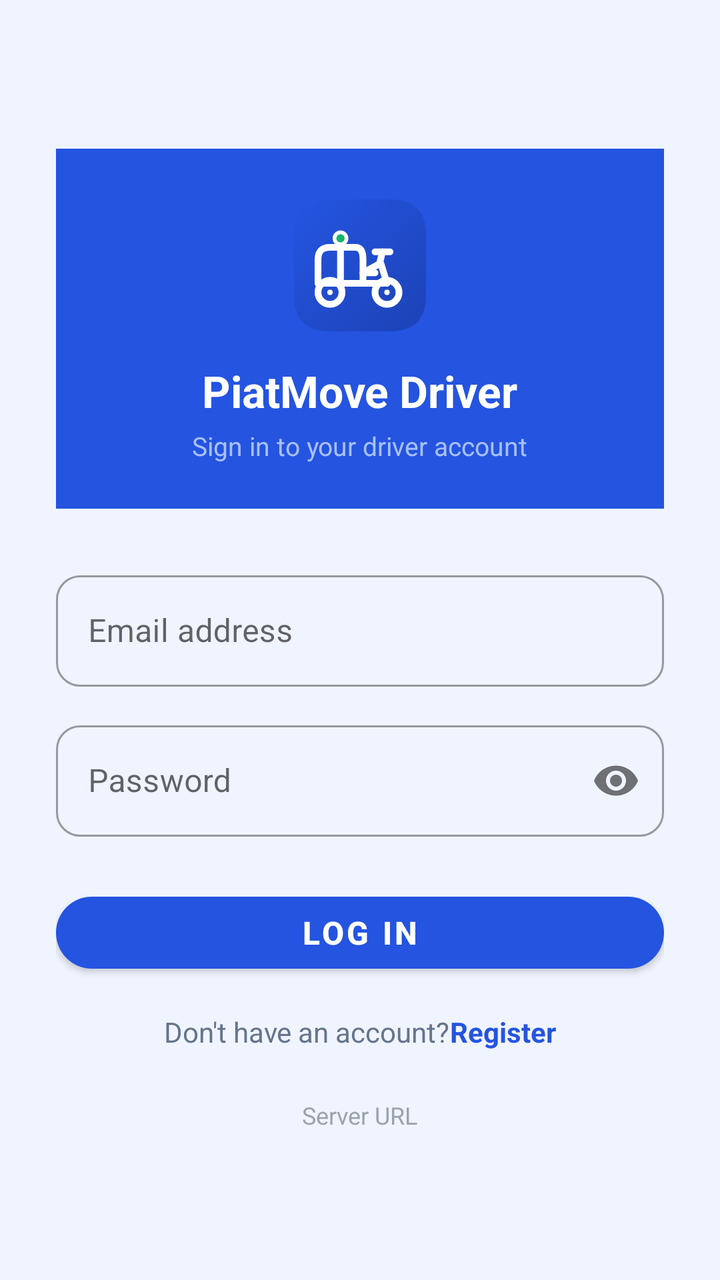
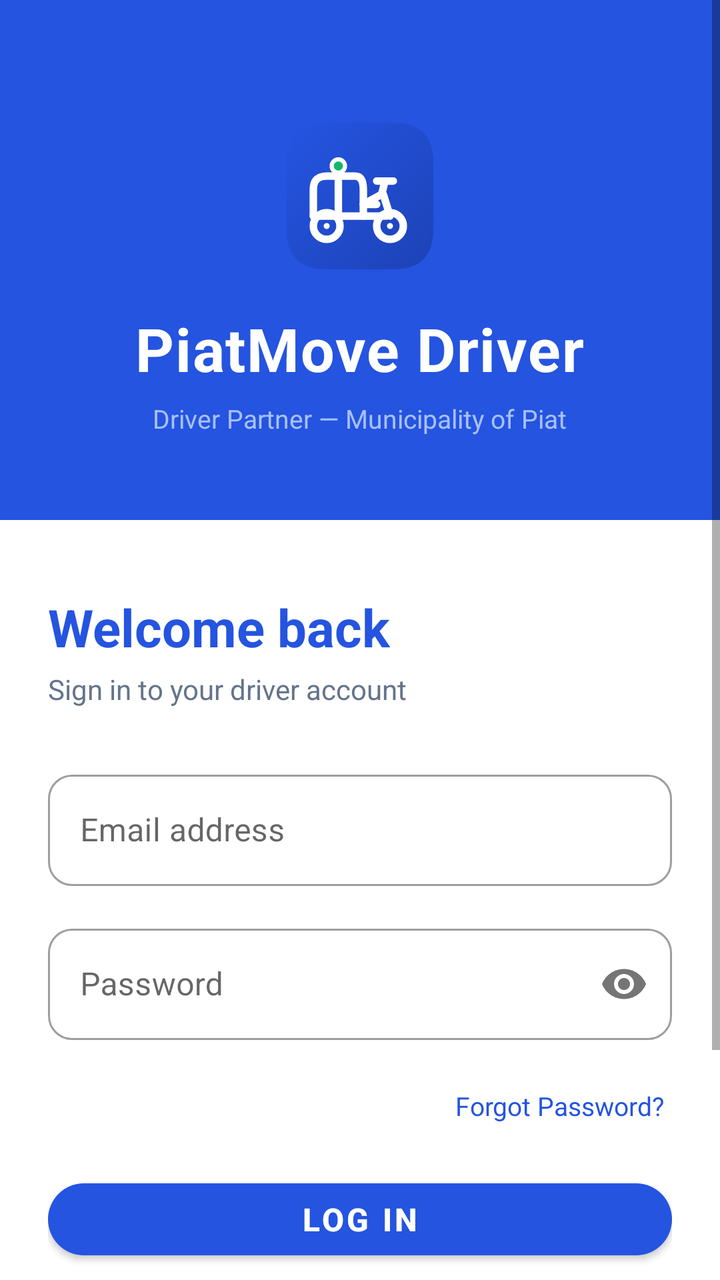

Before-and-after screenshots of an Android layout around one commit, followed by the original layout XML and the change that was made.
<!-- AndroidManifest.xml: application theme Theme.PiatMoveDriver -->
<!-- res/layout/activity_login.xml -->
<?xml version="1.0" encoding="utf-8"?>
<ScrollView xmlns:android="http://schemas.android.com/apk/res/android"
    xmlns:app="http://schemas.android.com/apk/res-auto"
    android:layout_width="match_parent"
    android:layout_height="match_parent"
    android:background="@color/colorBackground"
    android:fillViewport="true">

    <LinearLayout
        android:layout_width="match_parent"
        android:layout_height="wrap_content"
        android:gravity="center"
        android:orientation="vertical"
        android:padding="28dp">

        
        <LinearLayout
            android:layout_width="match_parent"
            android:layout_height="180dp"
            android:gravity="center"
            android:orientation="vertical"
            android:background="@color/colorPrimary"
            android:layout_marginBottom="28dp">

            <ImageView
                android:layout_width="72dp"
                android:layout_height="72dp"
                android:layout_marginBottom="12dp"
                android:src="@drawable/logo_mark"
                android:contentDescription="@string/app_name" />

            <TextView
                android:layout_width="wrap_content"
                android:layout_height="wrap_content"
                android:text="@string/app_name"
                android:textColor="@color/white"
                android:textSize="22sp"
                android:textStyle="bold" />

            <TextView
                android:layout_width="wrap_content"
                android:layout_height="wrap_content"
                android:text="@string/login_subtitle"
                android:textColor="@color/colorHeroSubtitle"
                android:textSize="13sp"
                android:layout_marginTop="4dp" />
        </LinearLayout>

        
        <com.google.android.material.textfield.TextInputLayout
            android:id="@+id/tilEmail"
            style="@style/Widget.MaterialComponents.TextInputLayout.OutlinedBox"
            android:layout_width="match_parent"
            android:layout_height="wrap_content"
            android:layout_marginBottom="14dp"
            android:hint="@string/email_hint"
            app:boxCornerRadiusTopStart="12dp"
            app:boxCornerRadiusTopEnd="12dp"
            app:boxCornerRadiusBottomStart="12dp"
            app:boxCornerRadiusBottomEnd="12dp">
            <com.google.android.material.textfield.TextInputEditText
                android:id="@+id/etEmail"
                android:layout_width="match_parent"
                android:layout_height="wrap_content"
                android:inputType="textEmailAddress" />
        </com.google.android.material.textfield.TextInputLayout>

        
        <com.google.android.material.textfield.TextInputLayout
            android:id="@+id/tilPassword"
            style="@style/Widget.MaterialComponents.TextInputLayout.OutlinedBox"
            android:layout_width="match_parent"
            android:layout_height="wrap_content"
            android:layout_marginBottom="24dp"
            android:hint="@string/password_hint"
            app:passwordToggleEnabled="true"
            app:boxCornerRadiusTopStart="12dp"
            app:boxCornerRadiusTopEnd="12dp"
            app:boxCornerRadiusBottomStart="12dp"
            app:boxCornerRadiusBottomEnd="12dp">
            <com.google.android.material.textfield.TextInputEditText
                android:id="@+id/etPassword"
                android:layout_width="match_parent"
                android:layout_height="wrap_content"
                android:inputType="textPassword" />
        </com.google.android.material.textfield.TextInputLayout>

        <com.google.android.material.button.MaterialButton
            android:id="@+id/btnLogin"
            android:layout_width="match_parent"
            android:layout_height="wrap_content"
            android:layout_marginBottom="16dp"
            android:text="@string/btn_login"
            android:textSize="16sp"
            android:textStyle="bold" />

        <ProgressBar
            android:id="@+id/progressBar"
            android:layout_width="wrap_content"
            android:layout_height="wrap_content"
            android:layout_marginBottom="16dp"
            android:visibility="gone" />

        <LinearLayout
            android:layout_width="wrap_content"
            android:layout_height="wrap_content"
            android:orientation="horizontal">
            <TextView
                android:layout_width="wrap_content"
                android:layout_height="wrap_content"
                android:text="@string/no_account"
                android:textColor="@color/grey_text"
                android:textSize="14sp" />
            <TextView
                android:id="@+id/tvRegister"
                android:layout_width="wrap_content"
                android:layout_height="wrap_content"
                android:text="@string/link_register"
                android:textColor="@color/colorPrimary"
                android:textSize="14sp"
                android:textStyle="bold" />
        </LinearLayout>

        <TextView
            android:id="@+id/tvServerConfig"
            android:layout_width="wrap_content"
            android:layout_height="wrap_content"
            android:layout_marginTop="24dp"
            android:text="@string/server_url_config"
            android:textColor="@color/grey"
            android:textSize="12sp" />

    </LinearLayout>
</ScrollView>
<!-- resources referenced by this layout -->
<resources>
  <color name="colorBackground">#F0F4FF</color>
  <color name="colorHeroSubtitle">#A8C0FF</color>
  <color name="colorPrimary">#2454E0</color>
  <color name="grey">#9CA3AF</color>
  <color name="grey_text">#64748B</color>
  <color name="white">#FFFFFF</color>
  <!-- drawable logo_mark: vector/xml drawable (drawable, 2664 chars, omitted) -->
  <string name="app_name">PiatMove Driver</string>
  <string name="btn_login">Log In</string>
  <string name="email_hint">Email address</string>
  <string name="link_register">Register</string>
  <string name="login_subtitle">Sign in to your driver account</string>
  <string name="no_account">Don\'t have an account? </string>
  <string name="password_hint">Password</string>
  <string name="server_url_config">Server URL</string>
  <style name="Theme.PiatMoveDriver" parent="Theme.MaterialComponents.DayNight.NoActionBar">
          <item name="colorPrimary">@color/colorPrimary</item>
          <item name="colorPrimaryVariant">@color/colorPrimaryDark</item>
          <item name="colorOnPrimary">@color/white</item>
          <item name="colorSecondary">@color/colorAccent</item>
          <item name="colorOnSecondary">@color/white</item>
          <item name="android:statusBarColor">@color/colorPrimaryDark</item>
          <item name="materialButtonStyle">@style/Widget.App.Button</item>
          <item name="materialButtonOutlinedStyle">@style/Widget.App.Button.Outlined</item>
          <item name="shapeAppearanceMediumComponent">@style/ShapeAppearance.App.MediumComponent</item>
      </style>
  <color name="colorPrimaryDark">#1D43B8</color>
  <color name="colorAccent">#12B76A</color>
  <style name="Widget.App.Button" parent="Widget.MaterialComponents.Button">
          <item name="cornerRadius">24dp</item>
          <item name="android:paddingTop">4dp</item>
          <item name="android:paddingBottom">4dp</item>
          <item name="android:minHeight">48dp</item>
      </style>
  <style name="Widget.App.Button.Outlined" parent="Widget.MaterialComponents.Button.OutlinedButton">
          <item name="cornerRadius">24dp</item>
          <item name="android:paddingTop">4dp</item>
          <item name="android:paddingBottom">4dp</item>
          <item name="android:minHeight">48dp</item>
      </style>
  <style name="ShapeAppearance.App.MediumComponent" parent="ShapeAppearance.MaterialComponents.MediumComponent">
          <item name="cornerSize">12dp</item>
      </style>
</resources>

<!-- the commit's change to res/layout/activity_login.xml (unified diff, before → after) -->
@@ -3,29 +3,27 @@
     xmlns:app="http://schemas.android.com/apk/res-auto"
     android:layout_width="match_parent"
     android:layout_height="match_parent"
-    android:background="@color/colorBackground"
+    android:background="@color/colorPrimary"
     android:fillViewport="true">
 
     <LinearLayout
         android:layout_width="match_parent"
         android:layout_height="wrap_content"
-        android:gravity="center"
-        android:orientation="vertical"
-        android:padding="28dp">
+        android:orientation="vertical">
 
         
         <LinearLayout
             android:layout_width="match_parent"
-            android:layout_height="180dp"
+            android:layout_height="260dp"
             android:gravity="center"
             android:orientation="vertical"
-            android:background="@color/colorPrimary"
-            android:layout_marginBottom="28dp">
+            android:paddingTop="48dp"
+            android:paddingBottom="32dp">
 
             <ImageView
-                android:layout_width="72dp"
-                android:layout_height="72dp"
-                android:layout_marginBottom="12dp"
+                android:layout_width="80dp"
+                android:layout_height="80dp"
+                android:layout_marginBottom="16dp"
                 android:src="@drawable/logo_mark"
                 android:contentDescription="@string/app_name" />
 
@@ -34,101 +32,139 @@
                 android:layout_height="wrap_content"
                 android:text="@string/app_name"
                 android:textColor="@color/white"
-                android:textSize="22sp"
+                android:textSize="30sp"
+                android:textStyle="bold"
+                android:letterSpacing="0.02" />
+
+            <TextView
+                android:layout_width="wrap_content"
+                android:layout_height="wrap_content"
+                android:layout_marginTop="6dp"
+                android:text="@string/app_subtitle"
+                android:textColor="@color/colorHeroSubtitle"
+                android:textSize="13sp" />
+        </LinearLayout>
+
+        
+        <LinearLayout
+            android:layout_width="match_parent"
+            android:layout_height="wrap_content"
+            android:background="@color/white"
+            android:orientation="vertical"
+            android:paddingStart="24dp"
+            android:paddingTop="36dp"
+            android:paddingEnd="24dp"
+            android:paddingBottom="40dp">
+
+            <TextView
+                android:layout_width="wrap_content"
+                android:layout_height="wrap_content"
+                android:text="Welcome back"
+                android:textColor="@color/colorPrimary"
+                android:textSize="26sp"
                 android:textStyle="bold" />
 
             <TextView
                 android:layout_width="wrap_content"
                 android:layout_height="wrap_content"
-                android:text="@string/login_subtitle"
-                android:textColor="@color/colorHeroSubtitle"
-                android:textSize="13sp"
-                android:layout_marginTop="4dp" />
-        </LinearLayout>
+                android:layout_marginTop="4dp"
+                android:layout_marginBottom="28dp"
+                android:text="Sign in to your driver account"
+                android:textColor="@color/grey_text"
+                android:textSize="14sp" />
 
-        
-        <com.google.android.material.textfield.TextInputLayout
-            android:id="@+id/tilEmail"
-            style="@style/Widget.MaterialComponents.TextInputLayout.OutlinedBox"
-            android:layout_width="match_parent"
-            android:layout_height="wrap_content"
-            android:layout_marginBottom="14dp"
-            android:hint="@string/email_hint"
-            app:boxCornerRadiusTopStart="12dp"
-            app:boxCornerRadiusTopEnd="12dp"
-            app:boxCornerRadiusBottomStart="12dp"
-            app:boxCornerRadiusBottomEnd="12dp">
-            <com.google.android.material.textfield.TextInputEditText
-                android:id="@+id/etEmail"
+            <com.google.android.material.textfield.TextInputLayout
+                android:id="@+id/tilEmail"
+                style="@style/Widget.MaterialComponents.TextInputLayout.OutlinedBox"
                 android:layout_width="match_parent"
                 android:layout_height="wrap_content"
-                android:inputType="textEmailAddress" />
-        </com.google.android.material.textfield.TextInputLayout>
+                android:layout_marginBottom="16dp"
+                android:hint="@string/email_hint"
+                app:boxCornerRadiusTopStart="12dp"
+                app:boxCornerRadiusTopEnd="12dp"
+                app:boxCornerRadiusBottomStart="12dp"
+                app:boxCornerRadiusBottomEnd="12dp">
+                <com.google.android.material.textfield.TextInputEditText
+                    android:id="@+id/etEmail"
+                    android:layout_width="match_parent"
+                    android:layout_height="wrap_content"
+                    android:imeOptions="actionNext"
+                    android:inputType="textEmailAddress" />
+            </com.google.android.material.textfield.TextInputLayout>
 
-        
-        <com.google.android.material.textfield.TextInputLayout
-            android:id="@+id/tilPassword"
-            style="@style/Widget.MaterialComponents.TextInputLayout.OutlinedBox"
-            android:layout_width="match_parent"
-            android:layout_height="wrap_content"
-            android:layout_marginBottom="24dp"
-            android:hint="@string/password_hint"
-            app:passwordToggleEnabled="true"
-            app:boxCornerRadiusTopStart="12dp"
-            app:boxCornerRadiusTopEnd="12dp"
-            app:boxCornerRadiusBottomStart="12dp"
-            app:boxCornerRadiusBottomEnd="12dp">
-            <com.google.android.material.textfield.TextInputEditText
-                android:id="@+id/etPassword"
+            <com.google.android.material.textfield.TextInputLayout
+                android:id="@+id/tilPassword"
+                style="@style/Widget.MaterialComponents.TextInputLayout.OutlinedBox"
                 android:layout_width="match_parent"
                 android:layout_height="wrap_content"
-                android:inputType="textPassword" />
-        </com.google.android.material.textfield.TextInputLayout>
+                android:layout_marginBottom="20dp"
+                android:hint="@string/password_hint"
+                app:boxCornerRadiusTopStart="12dp"
+                app:boxCornerRadiusTopEnd="12dp"
+                app:boxCornerRadiusBottomStart="12dp"
+                app:boxCornerRadiusBottomEnd="12dp"
+                app:passwordToggleEnabled="true">
+                <com.google.android.material.textfield.TextInputEditText
+                    android:id="@+id/etPassword"
+                    android:layout_width="match_parent"
+                    android:layout_height="wrap_content"
+                    android:imeOptions="actionDone"
+                    android:inputType="textPassword" />
+            </com.google.android.material.textfield.TextInputLayout>
 
-        <com.google.android.material.button.MaterialButton
-            android:id="@+id/btnLogin"
-            android:layout_width="match_parent"
-            android:layout_height="wrap_content"
-            android:layout_marginBottom="16dp"
-            android:text="@string/btn_login"
-            android:textSize="16sp"
-            android:textStyle="bold" />
-
-        <ProgressBar
-            android:id="@+id/progressBar"
-            android:layout_width="wrap_content"
-            android:layout_height="wrap_content"
-            android:layout_marginBottom="16dp"
-            android:visibility="gone" />
-
-        <LinearLayout
-            android:layout_width="wrap_content"
-            android:layout_height="wrap_content"
-            android:orientation="horizontal">
             <TextView
+                android:id="@+id/tvForgotPassword"
                 android:layout_width="wrap_content"
                 android:layout_height="wrap_content"
-                android:text="@string/no_account"
-                android:textColor="@color/grey_text"
-                android:textSize="14sp" />
+                android:layout_gravity="end"
+                android:layout_marginBottom="20dp"
+                android:clickable="true"
+                android:focusable="true"
+                android:padding="4dp"
+                android:text="@string/forgot_password"
+                android:textColor="@color/colorPrimary"
+                android:textSize="13sp" />
+
+            <com.google.android.material.button.MaterialButton
+                android:id="@+id/btnLogin"
+                android:layout_width="match_parent"
+                android:layout_height="wrap_content"
+                android:layout_marginBottom="12dp"
+                android:text="@string/btn_login"
+                android:textSize="16sp"
+                android:textStyle="bold" />
+
+            <ProgressBar
+                android:id="@+id/progressBar"
+                android:layout_width="wrap_content"
+                android:layout_height="wrap_content"
+                android:layout_gravity="center"
+                android:layout_marginBottom="4dp"
+                android:visibility="gone" />
+
             <TextView
                 android:id="@+id/tvRegister"
                 android:layout_width="wrap_content"
                 android:layout_height="wrap_content"
-                android:text="@string/link_register"
+                android:layout_gravity="center"
+                android:clickable="true"
+                android:focusable="true"
+                android:padding="8dp"
+                android:text="@string/dont_have_account"
                 android:textColor="@color/colorPrimary"
-                android:textSize="14sp"
-                android:textStyle="bold" />
+                android:textSize="14sp" />
+
+            <TextView
+                android:id="@+id/tvServerConfig"
+                android:layout_width="wrap_content"
+                android:layout_height="wrap_content"
+                android:layout_gravity="center"
+                android:layout_marginTop="28dp"
+                android:alpha="0.35"
+                android:padding="8dp"
+                android:text="⚙ Server"
+                android:textColor="@color/grey_text"
+                android:textSize="11sp" />
         </LinearLayout>
-
-        <TextView
-            android:id="@+id/tvServerConfig"
-            android:layout_width="wrap_content"
-            android:layout_height="wrap_content"
-            android:layout_marginTop="24dp"
-            android:text="@string/server_url_config"
-            android:textColor="@color/grey"
-            android:textSize="12sp" />
-
     </LinearLayout>
 </ScrollView>
<!-- resource entries referenced after the edit -->
@@ -1,20 +1,17 @@
 <!-- resources referenced by this layout -->
 <resources>
-  <color name="colorBackground">#F0F4FF</color>
   <color name="colorHeroSubtitle">#A8C0FF</color>
   <color name="colorPrimary">#2454E0</color>
-  <color name="grey">#9CA3AF</color>
   <color name="grey_text">#64748B</color>
   <color name="white">#FFFFFF</color>
   <!-- drawable logo_mark: vector/xml drawable (drawable, 2664 chars, omitted) -->
   <string name="app_name">PiatMove Driver</string>
+  <string name="app_subtitle">Driver Partner — Municipality of Piat</string>
   <string name="btn_login">Log In</string>
+  <string name="dont_have_account">Don\'t have an account? Register</string>
   <string name="email_hint">Email address</string>
-  <string name="link_register">Register</string>
-  <string name="login_subtitle">Sign in to your driver account</string>
-  <string name="no_account">Don\'t have an account? </string>
+  <string name="forgot_password">Forgot Password?</string>
   <string name="password_hint">Password</string>
-  <string name="server_url_config">Server URL</string>
   <style name="Theme.PiatMoveDriver" parent="Theme.MaterialComponents.DayNight.NoActionBar">
           <item name="colorPrimary">@color/colorPrimary</item>
           <item name="colorPrimaryVariant">@color/colorPrimaryDark</item>
